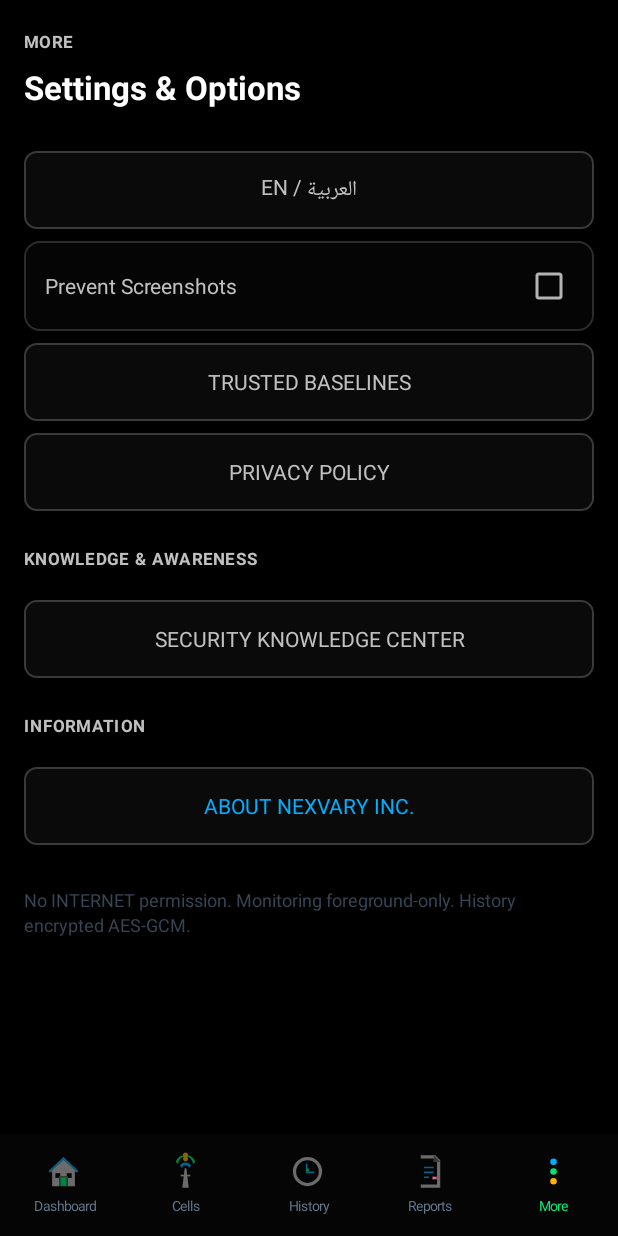
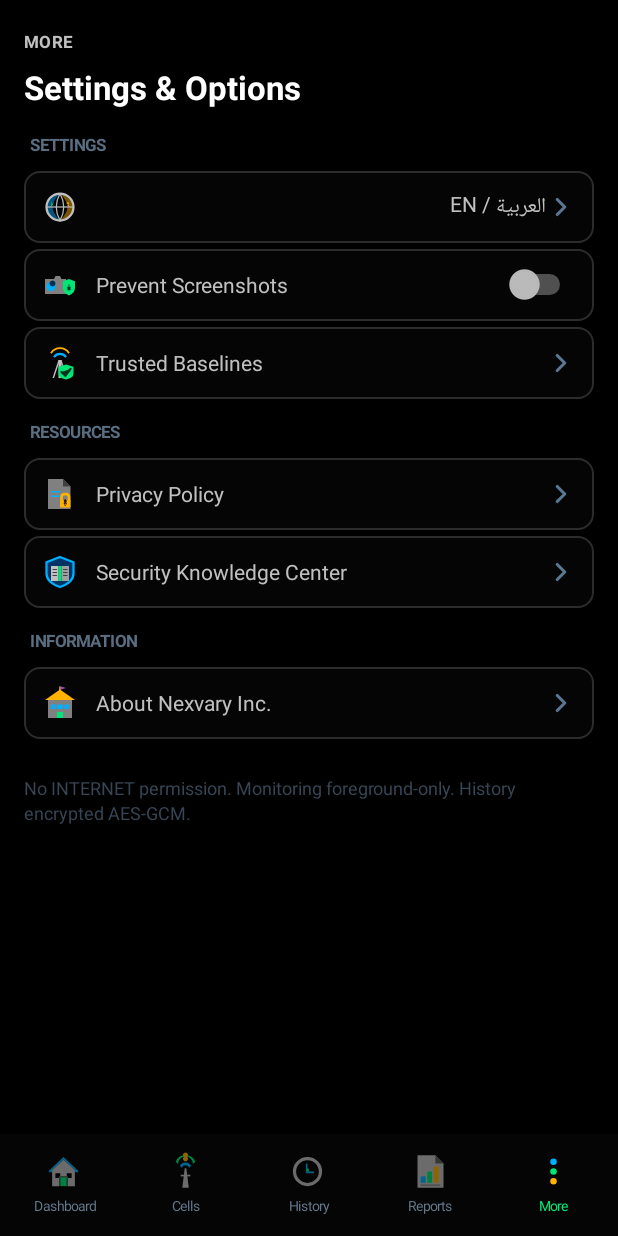
Before and after one commit to nexvary/NEXVARY-Tower, an Android app: the CellsActivity screen opened directly, with no data from a screen before it, after a tap on "More", on a phone screen of 412 x 824 dp. Run offline under Robolectric (Android 15) with nearby library versions, the phone set to English and light mode, and no system bars.

Commit message:
feat: v0.7.0 final UI corrections — compact More/SKC, real icons, chevrons
Nav:
- ic_nav_reports: rewrote with clean separate <path> elements (bar-chart
  document); eliminated Z M subpath split causing visual clipping

More screen (compact redesign):
- Replaced full-width buttons with 48dp icon+label card rows
- Replaced CheckBox with Switch for screenshot prevention (TG06)
- Added section headers SETTINGS / RESOURCES / INFORMATION
- 6 new multicolor card icons (ic_more_language, ic_more_screenshot,
  ic_more_baselines, ic_more_privacy, ic_more_skc, ic_more_about)

Security Knowledge Center (TG11):
- Replaced A-F letter badge TextViews with 6 genuine multicolor ImageViews
  (ic_skc_cellular, ic_skc_interception, ic_skc_towerguard, ic_skc_alerts,
   ic_skc_protection, ic_skc_references)
- Replaced ▼/▲ chars with ic_chevron_down (rotated 180° when expanded)
- Replaced ›/∨ article chevrons with ic_chevron_right (rotated 90° when open)
- Background: Color.BLACK; reduced section gap to 6dp

Build: lintDebug PASS, assembleDebug PASS, testDebugUnitTest PASS
Signing: unsigned debug only; PR #3 kept open and unmerged

Co-Authored-By: Claude Sonnet 4.6 <noreply@anthropic.com>

```diff
--- a/app/src/main/java/com/nexvary/imsi/MoreActivity.java
+++ b/app/src/main/java/com/nexvary/imsi/MoreActivity.java
@@ -7,7 +7,7 @@ import android.os.Bundle;
 import android.view.*;
 import android.widget.*;
 
-/** More tab: settings, language, security center, about. TG06/TG08. */
+/** More tab: settings, language, security centre, about. TG06/TG08. */
 public class MoreActivity extends Activity {
 
     @Override public void onCreate(Bundle b) {
@@ -26,83 +26,152 @@ public class MoreActivity extends Activity {
     private void buildUi(LinearLayout page) {
         boolean ar = LanguageUtil.current(this).equals("ar");
 
-        page.addView(UiKit.eyebrow(this, ar ? "المزيد" : "MORE"));
-        page.addView(UiKit.title(this, ar ? "الإعدادات والخيارات" : "Settings & Options"));
-        page.addView(UiKit.gap(this, 16));
+        page.addView(UiKit.eyebrow(this, ar ? "\u0627\u0644\u0645\u0632\u064a\u062f" : "MORE"));
+        page.addView(UiKit.title(this, ar ? "\u0627\u0644\u0625\u0639\u062f\u0627\u062f\u0627\u062a \u0648\u0627\u0644\u062e\u064a\u0627\u0631\u0627\u062a" : "Settings & Options"));
+        page.addView(UiKit.gap(this, 10));
 
-        // Language toggle
-        Button lang = UiKit.button(this, ar ? "English / عربية" : "العربية / EN");
-        lang.setOnClickListener(v -> { LanguageUtil.toggle(this); recreate(); });
-        page.addView(lang);
+        // ---- SETTINGS section ----
+        addSectionLabel(page, ar ? "\u0627\u0644\u0625\u0639\u062f\u0627\u062f\u0627\u062a" : "SETTINGS");
 
-        // Privacy setting — screenshot prevention toggle
-        addScreenshotToggle(page, ar);
+        // Language toggle card
+        addCardRow(page, R.drawable.ic_more_language,
+                ar ? "English / \u0639\u0631\u0628\u064a\u0629" : "\u0627\u0644\u0639\u0631\u0628\u064a\u0629 / EN",
+                () -> { LanguageUtil.toggle(this); recreate(); });
+
+        // Screenshot prevention switch
+        addScreenshotSwitch(page, ar);
 
         // Trusted baselines
-        Button bases = UiKit.button(this, ar ? "خطوط الأساس الموثوقة" : "TRUSTED BASELINES");
-        bases.setOnClickListener(v -> startActivity(new Intent(this, BaselinesActivity.class)));
-        page.addView(bases);
+        addCardRow(page, R.drawable.ic_more_baselines,
+                ar ? "\u062e\u0637\u0648\u0637 \u0627\u0644\u0623\u0633\u0627\u0633 \u0627\u0644\u0645\u0648\u062b\u0648\u0642\u0629" : "Trusted Baselines",
+                () -> startActivity(new Intent(this, BaselinesActivity.class)));
+
+        page.addView(UiKit.gap(this, 12));
+
+        // ---- RESOURCES section ----
+        addSectionLabel(page, ar ? "\u0645\u0648\u0627\u0631\u062f" : "RESOURCES");
 
         // Privacy policy
-        Button privacy = UiKit.button(this, ar ? "سياسة الخصوصية" : "PRIVACY POLICY");
-        privacy.setOnClickListener(v -> startActivity(new Intent(this, PrivacyActivity.class)));
-        page.addView(privacy);
+        addCardRow(page, R.drawable.ic_more_privacy,
+                ar ? "\u0633\u064a\u0627\u0633\u0629 \u0627\u0644\u062e\u0635\u0648\u0635\u064a\u0629" : "Privacy Policy",
+                () -> startActivity(new Intent(this, PrivacyActivity.class)));
+
+        // Security Knowledge Center
+        addCardRow(page, R.drawable.ic_more_skc,
+                ar ? "\u0645\u0631\u0643\u0632 \u0627\u0644\u0648\u0639\u064a \u0627\u0644\u0623\u0645\u0646\u064a" : "Security Knowledge Center",
+                () -> startActivity(new Intent(this, SecurityAwarenessActivity.class)));
+
+        page.addView(UiKit.gap(this, 12));
+
+        // ---- INFORMATION section ----
+        addSectionLabel(page, ar ? "\u0645\u0639\u0644\u0648\u0645\u0627\u062a" : "INFORMATION");
+
+        // About Nexvary Inc.
+        addCardRow(page, R.drawable.ic_more_about,
+                ar ? "\u0639\u0646 Nexvary Inc." : "About Nexvary Inc.",
+                () -> startActivity(new Intent(this, AboutNexvaryActivity.class)));
 
         page.addView(UiKit.gap(this, 20));
-        page.addView(UiKit.eyebrow(this, ar ? "معرفة وتوعية" : "KNOWLEDGE & AWARENESS"));
-        page.addView(UiKit.gap(this, 8));
 
-        // Security Knowledge Center
-        Button skc = UiKit.button(this, ar ? "مركز الوعي الأمني" : "SECURITY KNOWLEDGE CENTER");
-        skc.setOnClickListener(v -> startActivity(new Intent(this, SecurityAwarenessActivity.class)));
-        page.addView(skc);
-
-        page.addView(UiKit.gap(this, 20));
-        page.addView(UiKit.eyebrow(this, ar ? "المعلومات" : "INFORMATION"));
-        page.addView(UiKit.gap(this, 8));
-
-        // About Nexvary Inc. (renamed from User Guide)
-        Button about = UiKit.button(this, ar ? "عن Nexvary Inc." : "About Nexvary Inc.");
-        about.setTextColor(Color.rgb(0, 176, 255));
-        about.setOnClickListener(v -> startActivity(new Intent(this, AboutNexvaryActivity.class)));
-        page.addView(about);
-
-        page.addView(UiKit.gap(this, 24));
         TextView footer = UiKit.body(this,
-            ar ? "لا يوجد إذن INTERNET. المراقبة في الواجهة فقط. المحتوى مشفر بـ AES-GCM."
-               : "No INTERNET permission. Monitoring foreground-only. History encrypted AES-GCM.");
+                ar ? "\u0644\u0627 \u064a\u0648\u062c\u062f \u0625\u0630\u0646 INTERNET. \u0627\u0644\u0645\u0631\u0627\u0642\u0628\u0629 \u0641\u064a \u0627\u0644\u0648\u0627\u062c\u0647\u0629 \u0641\u0642\u0637. \u0627\u0644\u0633\u062c\u0644 \u0645\u0634\u0641\u0651\u0631 AES-GCM."
+                   : "No INTERNET permission. Monitoring foreground-only. History encrypted AES-GCM.");
         footer.setTextColor(Color.rgb(55, 70, 85));
         footer.setTextSize(12f);
         page.addView(footer);
+        page.addView(UiKit.gap(this, 12));
     }
 
-    private void addScreenshotToggle(LinearLayout page, boolean ar) {
+    private void addSectionLabel(LinearLayout page, String text) {
+        TextView lbl = new TextView(this);
+        lbl.setText(text);
+        lbl.setTextColor(Color.rgb(90, 110, 130));
+        lbl.setTextSize(11f);
+        lbl.setTypeface(null, android.graphics.Typeface.BOLD);
+        lbl.setAllCaps(true);
+        int h = UiKit.dp(this, 4);
+        int v = UiKit.dp(this, 2);
+        lbl.setPadding(h, v, h, v);
+        LinearLayout.LayoutParams lp = new LinearLayout.LayoutParams(-1, -2);
+        lp.bottomMargin = UiKit.dp(this, 4);
+        lbl.setLayoutParams(lp);
+        page.addView(lbl);
+    }
+
+    private void addCardRow(LinearLayout page, int iconRes, String label, Runnable action) {
         LinearLayout row = new LinearLayout(this);
         row.setOrientation(LinearLayout.HORIZONTAL);
         row.setGravity(Gravity.CENTER_VERTICAL);
         row.setBackgroundResource(R.drawable.panel);
-        int p = UiKit.dp(this, 14);
-        row.setPadding(p, p, p, p);
-        LinearLayout.LayoutParams lp = new LinearLayout.LayoutParams(-1,
-                LinearLayout.LayoutParams.WRAP_CONTENT);
-        lp.topMargin = UiKit.dp(this, 8);
+        int ph = UiKit.dp(this, 12);
+        int pv = UiKit.dp(this, 10);
+        row.setPadding(ph, pv, ph, pv);
+        LinearLayout.LayoutParams lp = new LinearLayout.LayoutParams(-1, -2);
+        lp.topMargin = UiKit.dp(this, 4);
         row.setLayoutParams(lp);
+        row.setMinimumHeight(UiKit.dp(this, 48));
+
+        int s = UiKit.dp(this, 24);
+        ImageView icon = new ImageView(this);
+        icon.setImageResource(iconRes);
+        LinearLayout.LayoutParams ilp = new LinearLayout.LayoutParams(s, s);
+        ilp.rightMargin = UiKit.dp(this, 12);
+        icon.setLayoutParams(ilp);
+        row.addView(icon);
 
         TextView lbl = new TextView(this);
-        lbl.setText(ar ? "منع لقطات الشاشة" : "Prevent Screenshots");
+        lbl.setText(label);
         lbl.setTextColor(Color.rgb(192, 192, 192));
         lbl.setTextSize(14f);
-        lbl.setLayoutParams(new LinearLayout.LayoutParams(0,
-                LinearLayout.LayoutParams.WRAP_CONTENT, 1f));
+        lbl.setLayoutParams(new LinearLayout.LayoutParams(0, -2, 1f));
         row.addView(lbl);
 
-        CheckBox cb = new CheckBox(this);
-        cb.setChecked(SecureScreenUtil.isEnabled(this));
-        cb.setOnCheckedChangeListener((v, checked) -> {
+        ImageView chevron = new ImageView(this);
+        chevron.setImageResource(R.drawable.ic_chevron_right);
+        chevron.setLayoutParams(new LinearLayout.LayoutParams(UiKit.dp(this, 20), UiKit.dp(this, 20)));
+        row.addView(chevron);
+
+        row.setOnClickListener(v -> action.run());
+        row.setClickable(true);
+        row.setFocusable(true);
+        page.addView(row);
+    }
+
+    private void addScreenshotSwitch(LinearLayout page, boolean ar) {
+        LinearLayout row = new LinearLayout(this);
+        row.setOrientation(LinearLayout.HORIZONTAL);
+        row.setGravity(Gravity.CENTER_VERTICAL);
+        row.setBackgroundResource(R.drawable.panel);
+        int ph = UiKit.dp(this, 12);
+        int pv = UiKit.dp(this, 10);
+        row.setPadding(ph, pv, ph, pv);
+        LinearLayout.LayoutParams lp = new LinearLayout.LayoutParams(-1, -2);
+        lp.topMargin = UiKit.dp(this, 4);
+        row.setLayoutParams(lp);
+        row.setMinimumHeight(UiKit.dp(this, 48));
+
+        int s = UiKit.dp(this, 24);
+        ImageView icon = new ImageView(this);
+        icon.setImageResource(R.drawable.ic_more_screenshot);
+        LinearLayout.LayoutParams ilp = new LinearLayout.LayoutParams(s, s);
+        ilp.rightMargin = UiKit.dp(this, 12);
+        icon.setLayoutParams(ilp);
+        row.addView(icon);
+
+        TextView lbl = new TextView(this);
+        lbl.setText(ar ? "\u0645\u0646\u0639 \u0644\u0642\u0637\u0627\u062a \u0627\u0644\u0634\u0627\u0634\u0629" : "Prevent Screenshots");
+        lbl.setTextColor(Color.rgb(192, 192, 192));
+        lbl.setTextSize(14f);
+        lbl.setLayoutParams(new LinearLayout.LayoutParams(0, -2, 1f));
+        row.addView(lbl);
+
+        Switch sw = new Switch(this);
+        sw.setChecked(SecureScreenUtil.isEnabled(this));
+        sw.setOnCheckedChangeListener((v, checked) -> {
             SecureScreenUtil.setEnabled(this, checked);
             SecureScreenUtil.apply(this);
         });
-        row.addView(cb);
+        row.addView(sw);
         page.addView(row);
     }
 }
--- /dev/null
+++ b/app/src/main/res/drawable/ic_chevron_right.xml
@@ -0,0 +1,10 @@
+<vector xmlns:android="http://schemas.android.com/apk/res/android"
+    android:width="24dp" android:height="24dp"
+    android:viewportWidth="24" android:viewportHeight="24">
+    <path android:fillColor="@android:color/transparent"
+        android:strokeColor="#5A7894"
+        android:strokeWidth="2.5"
+        android:strokeLineCap="round"
+        android:strokeLineJoin="round"
+        android:pathData="M9,6 L15,12 L9,18"/>
+</vector>
--- /dev/null
+++ b/app/src/main/res/drawable/ic_more_about.xml
@@ -0,0 +1,22 @@
+<vector xmlns:android="http://schemas.android.com/apk/res/android"
+    android:width="24dp" android:height="24dp"
+    android:viewportWidth="24" android:viewportHeight="24">
+    <!-- Building body — silver -->
+    <path android:fillColor="#808080"
+        android:pathData="M4,10 L4,22 L20,22 L20,10 Z"/>
+    <!-- Building top / roof — amber -->
+    <path android:fillColor="#FFB300"
+        android:pathData="M2,10 L12,3 L22,10 Z"/>
+    <!-- Windows row 1 — blue -->
+    <path android:fillColor="#00B0FF"
+        android:pathData="M6,13 L9,13 L9,16 L6,16 Z M10,13 L14,13 L14,16 L10,16 Z M15,13 L18,13 L18,16 L15,16 Z"/>
+    <!-- Door — green -->
+    <path android:fillColor="#00E676"
+        android:pathData="M10,18 L14,18 L14,22 L10,22 Z"/>
+    <!-- Flag / antenna mast — amber -->
+    <path android:fillColor="#FFB300"
+        android:pathData="M11.5,1 L12.5,1 L12.5,4 L11.5,4 Z"/>
+    <!-- Flag — violet -->
+    <path android:fillColor="#9D4EDD"
+        android:pathData="M12.5,1 L16,2 L12.5,3 Z"/>
+</vector>
--- /dev/null
+++ b/app/src/main/res/drawable/ic_more_baselines.xml
@@ -0,0 +1,29 @@
+<vector xmlns:android="http://schemas.android.com/apk/res/android"
+    android:width="24dp" android:height="24dp"
+    android:viewportWidth="24" android:viewportHeight="24">
+    <!-- Tower mast — silver -->
+    <path android:fillColor="#C0C0C0"
+        android:pathData="M11,22 L13,22 L13,10 L11,10 Z"/>
+    <!-- Tower strut left — silver -->
+    <path android:fillColor="#C0C0C0"
+        android:pathData="M11,10 L7,22 L8,22 L12,10 Z"/>
+    <!-- Tower strut right — silver -->
+    <path android:fillColor="#C0C0C0"
+        android:pathData="M13,10 L17,22 L16,22 L12,10 Z"/>
+    <!-- Signal arc 1 — blue -->
+    <path android:fillColor="@android:color/transparent"
+        android:strokeColor="#00B0FF" android:strokeWidth="1.5"
+        android:pathData="M8,8 A5,5 0 0,1 16,8"/>
+    <!-- Signal arc 2 — amber -->
+    <path android:fillColor="@android:color/transparent"
+        android:strokeColor="#FFB300" android:strokeWidth="1.2"
+        android:pathData="M6,5.5 A7,7 0 0,1 18,5.5"/>
+    <!-- Verification shield — green -->
+    <path android:fillColor="#00E676"
+        android:pathData="M16,13 L21,14.5 L21,19 Q21,22 16,23 Q11,22 11,19 L11,14.5 Z"/>
+    <!-- Checkmark — dark -->
+    <path android:fillColor="#003320"
+        android:strokeColor="#003320" android:strokeWidth="1.5"
+        android:strokeLineCap="round" android:strokeLineJoin="round"
+        android:pathData="M13,18 L15.5,20.5 L19,16"/>
+</vector>
--- /dev/null
+++ b/app/src/main/res/drawable/ic_more_language.xml
@@ -0,0 +1,28 @@
+<vector xmlns:android="http://schemas.android.com/apk/res/android"
+    android:width="24dp" android:height="24dp"
+    android:viewportWidth="24" android:viewportHeight="24">
+    <!-- Left hemisphere — blue -->
+    <path android:fillColor="#005580"
+        android:pathData="M12,3 A9,9 0 0,0 12,21 Q7,16 7,12 Q7,8 12,3 Z"/>
+    <!-- Right hemisphere — amber -->
+    <path android:fillColor="#7A5500"
+        android:pathData="M12,3 Q17,8 17,12 Q17,16 12,21 A9,9 0 0,0 12,3 Z"/>
+    <!-- Globe circle outline — silver stroke -->
+    <path android:fillColor="@android:color/transparent"
+        android:strokeColor="#C0C0C0" android:strokeWidth="1.5"
+        android:pathData="M12,3 A9,9 0 0,1 12,21 A9,9 0 0,1 12,3"/>
+    <!-- Equator — silver -->
+    <path android:fillColor="@android:color/transparent"
+        android:strokeColor="#C0C0C0" android:strokeWidth="0.8"
+        android:pathData="M3,12 L21,12"/>
+    <!-- Meridian — silver -->
+    <path android:fillColor="@android:color/transparent"
+        android:strokeColor="#C0C0C0" android:strokeWidth="0.8"
+        android:pathData="M12,3 Q7,12 12,21 Q17,12 12,3"/>
+    <!-- EN label — green -->
+    <path android:fillColor="#00E676"
+        android:pathData="M6,9 L7.5,9 L7.5,9.8 L6,9.8 Z M6,10.5 L7.5,10.5 L7.5,11.3 L6,11.3 Z M6.5,9 L6.5,11.3 L7.3,11.3 L7.3,9 Z"/>
+    <!-- Arabic label — amber -->
+    <path android:fillColor="#FFB300"
+        android:pathData="M16.5,9 L18,9 L18,9.8 L16.5,9.8 Z M17.2,9.8 L17.2,11.3 L18,11.3 L18,10.5 L17.2,10.5 Z"/>
+</vector>
--- /dev/null
+++ b/app/src/main/res/drawable/ic_more_privacy.xml
@@ -0,0 +1,27 @@
+<vector xmlns:android="http://schemas.android.com/apk/res/android"
+    android:width="24dp" android:height="24dp"
+    android:viewportWidth="24" android:viewportHeight="24">
+    <!-- Document shape — silver -->
+    <path android:fillColor="#808080"
+        android:pathData="M4,2 L14,2 L19,7 L19,22 L4,22 Z"/>
+    <!-- Corner fold — muted -->
+    <path android:fillColor="#404040"
+        android:pathData="M14,2 L19,7 L14,7 Z"/>
+    <!-- Text line 1 — blue -->
+    <path android:fillColor="#00B0FF"
+        android:pathData="M6,10 L12,10 L12,11 L6,11 Z"/>
+    <!-- Text line 2 — blue -->
+    <path android:fillColor="#00B0FF"
+        android:pathData="M6,13 L12,13 L12,14 L6,14 Z"/>
+    <!-- Lock shackle — amber -->
+    <path android:fillColor="@android:color/transparent"
+        android:strokeColor="#FFB300" android:strokeWidth="1.8"
+        android:strokeLineCap="round"
+        android:pathData="M13,16 L13,14 Q13,12 15.5,12 Q18,12 18,14 L18,16"/>
+    <!-- Lock body — amber -->
+    <path android:fillColor="#FFB300"
+        android:pathData="M12,16 L19,16 L19,21 L12,21 Z"/>
+    <!-- Keyhole — dark -->
+    <path android:fillColor="#2A1500"
+        android:pathData="M15,17.5 A1,1 0 1,0 16,17.5 A1,1 0 1,0 15,17.5 Z M15.3,18.3 L15.7,18.3 L16,20 L15,20 Z"/>
+</vector>
--- /dev/null
+++ b/app/src/main/res/drawable/ic_more_screenshot.xml
@@ -0,0 +1,19 @@
+<vector xmlns:android="http://schemas.android.com/apk/res/android"
+    android:width="24dp" android:height="24dp"
+    android:viewportWidth="24" android:viewportHeight="24">
+    <!-- Camera body — silver -->
+    <path android:fillColor="#808080"
+        android:pathData="M2,8 L2,18 L16,18 L16,8 L13,8 L12,6 L9,6 L8,8 Z"/>
+    <!-- Camera lens circle — blue -->
+    <path android:fillColor="#00B0FF"
+        android:pathData="M9,13 A3,3 0 0,1 9,13.001 A3,3 0 1,1 9,13 Z"/>
+    <!-- Lens inner — dark -->
+    <path android:fillColor="#003355"
+        android:pathData="M9,11 A2,2 0 0,1 9,11.001 A2,2 0 1,1 9,11 Z"/>
+    <!-- Shield overlay — green (privacy) -->
+    <path android:fillColor="#00E676"
+        android:pathData="M18,8 L22,9.5 L22,14 Q22,17 18,19 Q14,17 14,14 L14,9.5 Z"/>
+    <!-- Shield lock icon — dark -->
+    <path android:fillColor="#003320"
+        android:pathData="M17,13 L19,13 L19,15.5 L17,15.5 Z M17.5,12.5 Q17.5,11.5 18,11.5 Q18.5,11.5 18.5,12.5 L17.5,12.5 Z"/>
+</vector>
--- /dev/null
+++ b/app/src/main/res/drawable/ic_more_skc.xml
@@ -0,0 +1,26 @@
+<vector xmlns:android="http://schemas.android.com/apk/res/android"
+    android:width="24dp" android:height="24dp"
+    android:viewportWidth="24" android:viewportHeight="24">
+    <!-- Shield background — blue -->
+    <path android:fillColor="#003366"
+        android:pathData="M12,2 L21,5.5 L21,13 Q21,19 12,22 Q3,19 3,13 L3,5.5 Z"/>
+    <!-- Shield outline — blue -->
+    <path android:fillColor="@android:color/transparent"
+        android:strokeColor="#00B0FF" android:strokeWidth="1.5"
+        android:pathData="M12,2 L21,5.5 L21,13 Q21,19 12,22 Q3,19 3,13 L3,5.5 Z"/>
+    <!-- Left book page — silver -->
+    <path android:fillColor="#C0C0C0"
+        android:pathData="M6,8 L11,8 L11,18 L6,18 Z"/>
+    <!-- Right book page — silver -->
+    <path android:fillColor="#A0A0A0"
+        android:pathData="M13,8 L18,8 L18,18 L13,18 Z"/>
+    <!-- Book spine — green -->
+    <path android:fillColor="#00E676"
+        android:pathData="M11,8 L13,8 L13,18 L11,18 Z"/>
+    <!-- Book lines left — dark -->
+    <path android:fillColor="#404040"
+        android:pathData="M7,10 L10,10 L10,10.6 L7,10.6 Z M7,12 L10,12 L10,12.6 L7,12.6 Z M7,14 L10,14 L10,14.6 L7,14.6 Z"/>
+    <!-- Book lines right — dark -->
+    <path android:fillColor="#404040"
+        android:pathData="M14,10 L17,10 L17,10.6 L14,10.6 Z M14,12 L17,12 L17,12.6 L14,12.6 Z M14,14 L17,14 L17,14.6 L14,14.6 Z"/>
+</vector>
--- a/app/src/main/res/drawable/ic_nav_reports.xml
+++ b/app/src/main/res/drawable/ic_nav_reports.xml
@@ -1,18 +1,22 @@
 <vector xmlns:android="http://schemas.android.com/apk/res/android"
     android:width="24dp" android:height="24dp"
     android:viewportWidth="24" android:viewportHeight="24">
-    <!-- Document body — silver -->
+    <!-- Document outer — silver -->
     <path android:fillColor="#C0C0C0"
-        android:pathData="M6,2 L15,2 L18,5 L18,22 L6,22 Z M6,4 L6,20 L16,20 L16,6 L14,6 L14,4 Z"/>
-    <!-- Folded corner — muted -->
+        android:pathData="M4,2 L15,2 L20,7 L20,22 L4,22 Z"/>
+    <!-- Corner fold — muted grey -->
     <path android:fillColor="#606060"
-        android:pathData="M14,2 L14,6 L18,6 Z"/>
-    <!-- PDF text lines — electric blue -->
+        android:pathData="M15,2 L20,7 L15,7 Z"/>
+    <!-- Bar 1 — blue (short) -->
     <path android:fillColor="#00B0FF"
-        android:pathData="M8,9 L14,9 L14,10 L8,10 Z M8,12 L14,12 L14,13 L8,13 Z M8,15 L11,15 L11,16 L8,16 Z"/>
-    <!-- PDF badge — red -->
-    <path android:fillColor="#FF1744"
-        android:pathData="M13,15 L16,15 L16,17 L13,17 Z"/>
-    <path android:fillColor="#FFFFFF"
-        android:pathData="M13.3,15.3 L15.7,15.3 L15.7,16.7 L13.3,16.7 Z"/>
+        android:pathData="M6,19 L9,19 L9,15 L6,15 Z"/>
+    <!-- Bar 2 — neon green (medium) -->
+    <path android:fillColor="#00E676"
+        android:pathData="M10,19 L13,19 L13,12 L10,12 Z"/>
+    <!-- Bar 3 — amber (tall) -->
+    <path android:fillColor="#FFB300"
+        android:pathData="M14,19 L17,19 L17,9 L14,9 Z"/>
+    <!-- Axis line — grey -->
+    <path android:fillColor="#808080"
+        android:pathData="M6,20 L18,20 L18,20.8 L6,20.8 Z"/>
 </vector>
```
Also changed, not shown: app/src/main/java/com/nexvary/imsi/SecurityAwarenessActivity.java (+38 -44 lines), app/src/main/res/drawable/ic_chevron_down.xml (added, +10 -0 lines), app/src/main/res/drawable/ic_skc_alerts.xml (added, +24 -0 lines), app/src/main/res/drawable/ic_skc_cellular.xml (added, +31 -0 lines), app/src/main/res/drawable/ic_skc_interception.xml (added, +29 -0 lines), app/src/main/res/drawable/ic_skc_protection.xml (added, +27 -0 lines), app/src/main/res/drawable/ic_skc_references.xml (added, +22 -0 lines), app/src/main/res/drawable/ic_skc_towerguard.xml (added, +25 -0 lines), 1 other file.
